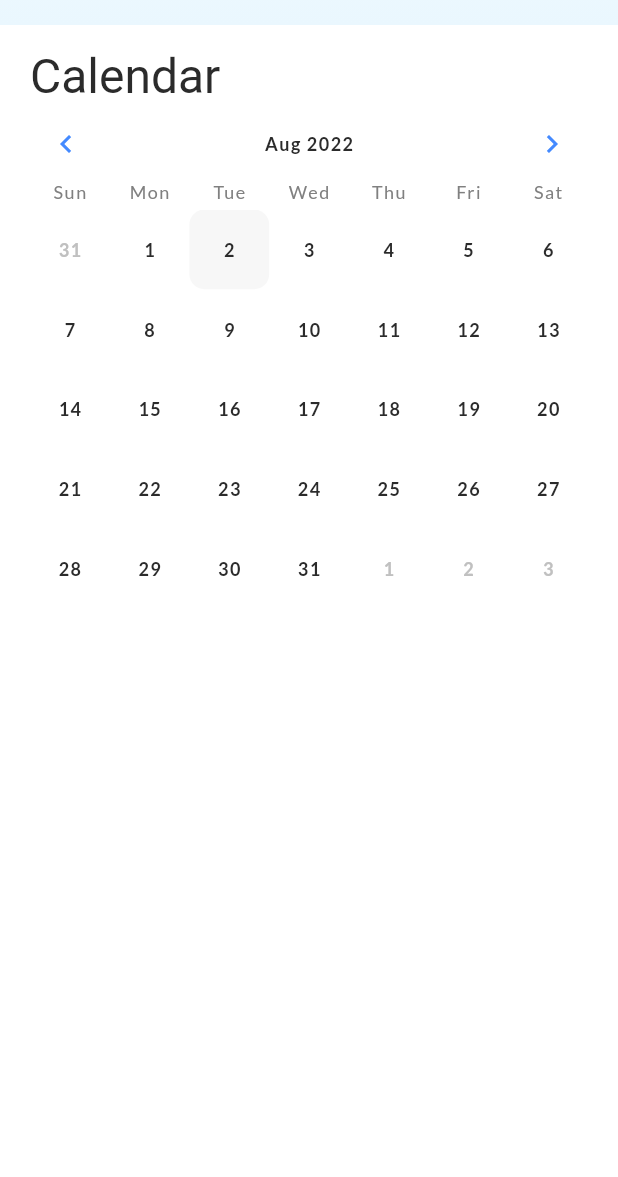
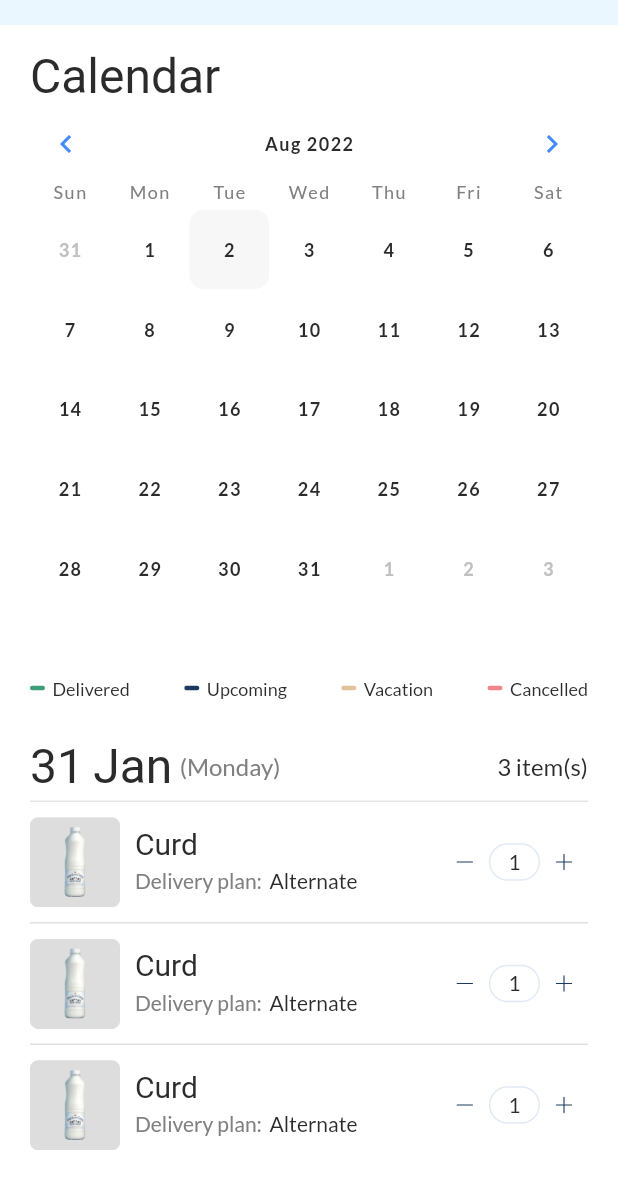
Before and after one commit to nirdeshk1998/pride-of-cows, a Flutter app: the CalendarScreen screen opened directly, on a phone screen of 412 x 824 dp, the part 59-1236 px from its top. Run offline on Flutter 3.47's test engine with Material 2 defaults, Android fonts, the phone set to English and light mode, and no system bars; our stand-ins replace card_swiper, carousel_slider, country_code_picker, dots_indicator, flutter_riverpod, flutter_svg and 5 more; missing offline and left inert: dart:ffi, widget_size; network calls fail; Roboto replaces fonts that are missing (Suranna).

Commit message:
ui completed

```diff
--- a/lib/calendar/calendar_screen.dart
+++ b/lib/calendar/calendar_screen.dart
@@ -1,10 +1,12 @@
 import 'package:flutter/material.dart';
 import 'package:flutter_riverpod/flutter_riverpod.dart';
+import 'package:poc/constants/assets.dart';
 import 'package:poc/styles/colors.dart';
 import 'package:poc/utils/dimensions.dart';
 import 'package:poc/utils/extensions.dart';
 import 'package:poc/widgets/appbar.dart';
 import 'package:poc/widgets/calender_picker/calender_picker2.dart';
+import 'package:poc/widgets/counter.dart';
 import 'package:poc/widgets/text_view.dart';
 
 class CalendarScreen extends ConsumerWidget {
@@ -29,7 +31,7 @@ class CalendarScreen extends ConsumerWidget {
                   textType: TextType.header,
                 ),
                 SizedBox(
-                  height: 400,
+                  height: 380,
                   child: PrimaryCalendar(
                     childAspectRatio: 1,
                     dayPadding: 0,
@@ -51,6 +53,148 @@ class CalendarScreen extends ConsumerWidget {
                     markedDateMoreCustomTextStyle: TextType.calender,
                   ),
                 ),
+                Row(
+                  children: [
+                    Container(
+                      width: 10,
+                      height: 3,
+                      decoration: BoxDecoration(
+                        borderRadius: Dimensions.maxRadius,
+                        color: Palette.deliveredColor,
+                      ),
+                    ),
+                    5.0.width,
+                    TextView(
+                      'Delivered',
+                      textType: TextType.regular,
+                      size: TextSize.regularSmall,
+                    ),
+                    const Spacer(),
+                    Container(
+                      width: 10,
+                      height: 3,
+                      decoration: BoxDecoration(
+                        borderRadius: Dimensions.maxRadius,
+                        color: Palette.upcomingColor,
+                      ),
+                    ),
+                    5.0.width,
+                    TextView(
+                      'Upcoming',
+                      textType: TextType.regular,
+                      size: TextSize.regularSmall,
+                    ),
+                    const Spacer(),
+                    Container(
+                      width: 10,
+                      height: 3,
+                      decoration: BoxDecoration(
+                        borderRadius: Dimensions.maxRadius,
+                        color: Palette.vacationColor,
+                      ),
+                    ),
+                    5.0.width,
+                    TextView(
+                      'Vacation',
+                      textType: TextType.regular,
+                      size: TextSize.regularSmall,
+                    ),
+                    const Spacer(),
+                    Container(
+                      width: 10,
+                      height: 3,
+                      decoration: BoxDecoration(
+                        borderRadius: Dimensions.maxRadius,
+                        color: Palette.cancelledColor,
+                      ),
+                    ),
+                    5.0.width,
+                    TextView(
+                      'Cancelled',
+                      textType: TextType.regular,
+                      size: TextSize.regularSmall,
+                    ),
+                  ],
+                ),
+                30.0.height,
+                Row(
+                  children: [
+                    TextView(
+                      '31 Jan',
+                      textType: TextType.header,
+                      height: 1,
+                    ),
+                    5.0.width,
+                    TextView(
+                      '(Monday)',
+                      textType: TextType.subtitle,
+                      color: Palette.hintColor,
+                    ),
+                    const Spacer(),
+                    TextView(
+                      '3 item(s)',
+                      textType: TextType.subtitle,
+                    ),
+                  ],
+                ),
+                5.0.height,
+                const Divider(
+                  height: 1,
+                  thickness: 1,
+                  color: Palette.surfaceColor,
+                ),
+                10.0.height,
+                ListView.separated(
+                  itemCount: 3,
+                  shrinkWrap: true,
+                  padding: EdgeInsets.zero,
+                  physics: const NeverScrollableScrollPhysics(),
+                  separatorBuilder: (context, index) => const Divider(
+                    height: 21,
+                    thickness: 1,
+                  ),
+                  itemBuilder: (context, index) => Row(
+                    children: [
+                      Image.asset(
+                        Assets.assetsImagesMilkProd,
+                        fit: BoxFit.cover,
+                        width: 60,
+                        height: 60,
+                      ),
+                      10.0.width,
+                      Expanded(
+                        child: Column(
+                          crossAxisAlignment: CrossAxisAlignment.stretch,
+                          children: [
+                            TextView(
+                              'Curd',
+                              textType: TextType.header2,
+                              size: TextSize.title,
+                              height: 1,
+                            ),
+                            5.0.height,
+                            Row(
+                              children: [
+                                TextView(
+                                  'Delivery plan:',
+                                  color: Palette.hintColor,
+                                ),
+                                5.0.width,
+                                TextView(
+                                  'Alternate',
+                                ),
+                              ],
+                            ),
+                          ],
+                        ),
+                      ),
+                      PrimaryCounter(
+                        onCounterChanged: (i) {},
+                      ),
+                    ],
+                  ),
+                ),
+                Dimensions.defaultPadding.height,
               ],
             ),
           ),
--- a/lib/styles/colors.dart
+++ b/lib/styles/colors.dart
@@ -33,6 +33,11 @@ class Palette {
   static const successColor = Color(0xFF6FCF97);
   static const success2Color = Color(0xFF219653);
   static const selectedTabColor = Color(0xFFE3F6FC);
+
+  static const deliveredColor = secondaryColor;
+  static const upcomingColor = primaryColor;
+  static const vacationColor = Color(0xFFE2C29B);
+  static const cancelledColor = Color(0xFFF2858A);
 }
 
 class MaterialPalette {
```
